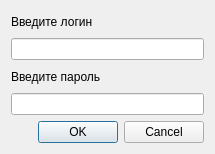
This is auth_form.ui in kocheshkovdmitriy/PyQT_project as Qt 5 draws it before an edit. The edited form follows.
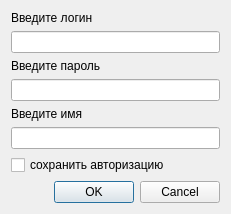
This is the edited form.

```diff
--- a/auth_form.ui
+++ b/auth_form.ui
@@ -6,8 +6,8 @@
    <rect>
     <x>0</x>
     <y>0</y>
-    <width>215</width>
-    <height>154</height>
+    <width>231</width>
+    <height>206</height>
    </rect>
   </property>
   <property name="windowTitle">
@@ -34,6 +34,23 @@
    <item>
     <widget class="QLineEdit" name="password"/>
    </item>
+   <item>
+    <widget class="QLabel" name="label_name">
+     <property name="text">
+      <string>Введите имя</string>
+     </property>
+    </widget>
+   </item>
+   <item>
+    <widget class="QLineEdit" name="input_name"/>
+   </item>
+   <item>
+    <widget class="QCheckBox" name="check_save_user">
+     <property name="text">
+      <string>сохранить авторизацию</string>
+     </property>
+    </widget>
+   </item>
    <item>
     <widget class="QDialogButtonBox" name="buttonBox">
      <property name="orientation">
```
